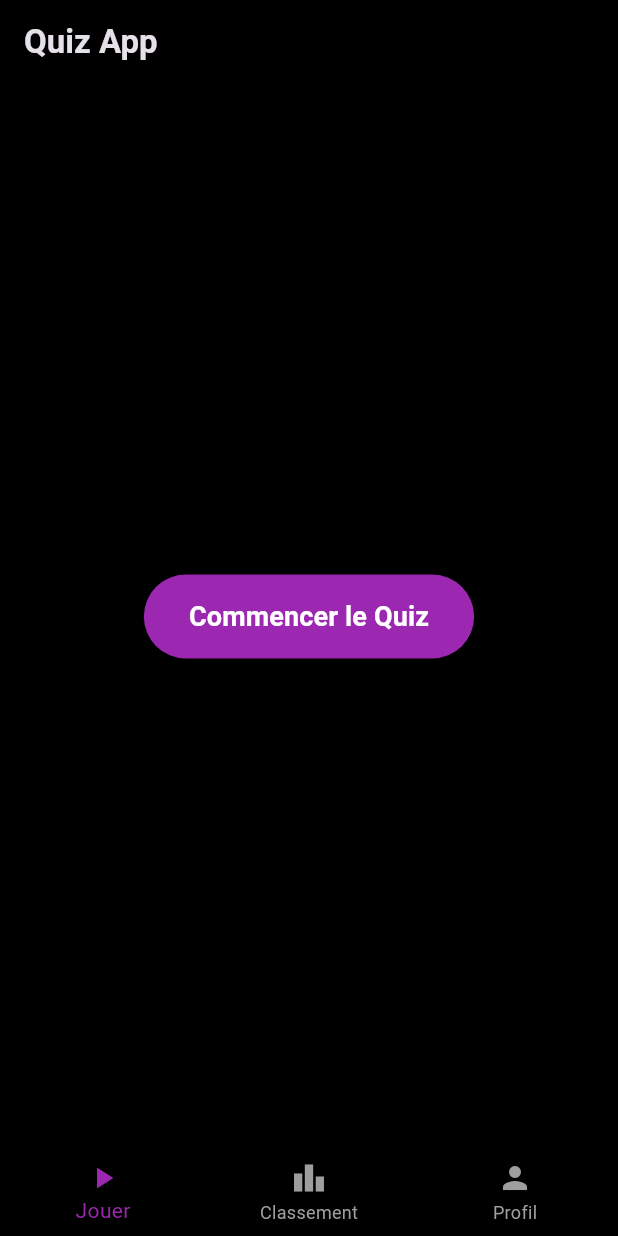
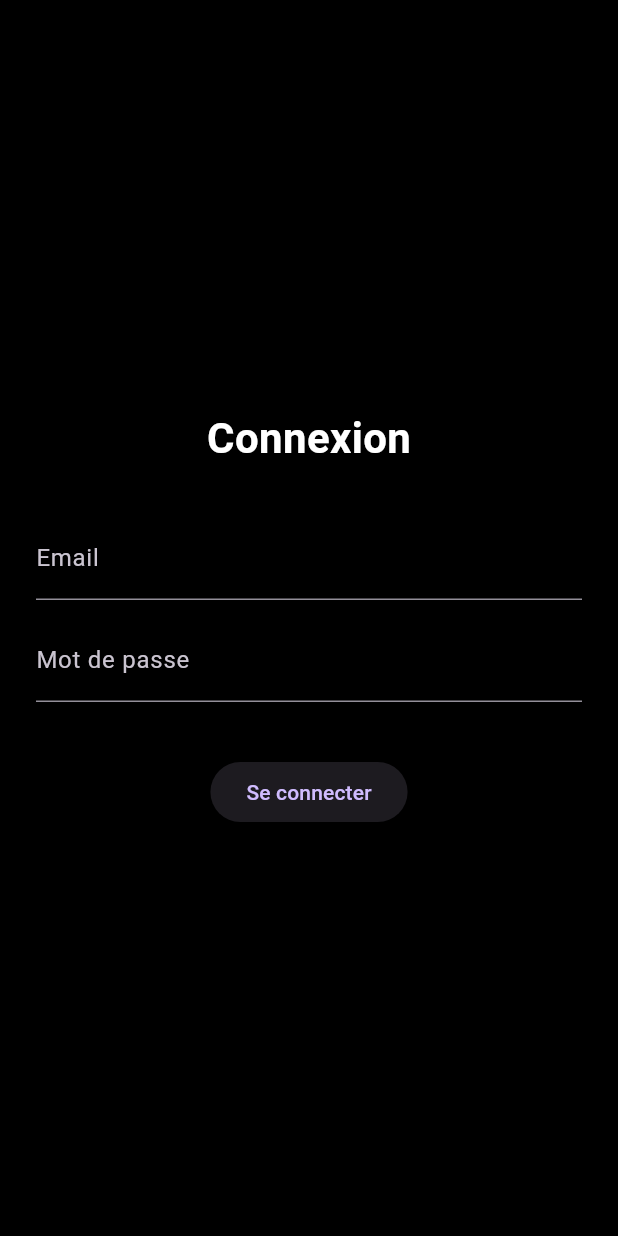
Before and after one commit to MachQuatre/Supa_Quiz, a Flutter app: the screen it shows after launch, on a phone screen of 412 x 824 dp. Run offline on Flutter 3.47's test engine with Material 3 defaults, Android fonts, the phone set to English and light mode, and no system bars; our stand-ins replace file_picker, fl_chart, shared_preferences.

Commit message:
[IMP] Première connexion du front vers back

```diff
--- /dev/null
+++ b/frontend/flutter/supa_quizz_app/lib/features/auth/screens/login_screen.dart
@@ -0,0 +1,78 @@
+import 'package:flutter/material.dart';
+import 'package:shared_preferences/shared_preferences.dart';
+import '../../../core/services/api_service.dart';
+import '../../home/screens/home_screen.dart';
+
+class LoginScreen extends StatefulWidget {
+  @override
+  _LoginScreenState createState() => _LoginScreenState();
+}
+
+class _LoginScreenState extends State<LoginScreen> {
+  final emailController = TextEditingController();
+  final passwordController = TextEditingController();
+  String? errorMessage;
+
+  Future<void> login() async {
+    final email = emailController.text.trim();
+    final password = passwordController.text;
+
+    try {
+      final response = await ApiService.post("/auth/login", {
+        "email": email,
+        "password": password,
+      });
+
+      final token = response["token"];
+      final prefs = await SharedPreferences.getInstance();
+      await prefs.setString("token", token);
+
+      Navigator.pushReplacement(
+        context,
+        MaterialPageRoute(builder: (_) => HomeScreen()),
+      );
+    } catch (e) {
+      setState(() {
+        errorMessage = e.toString();
+      });
+    }
+  }
+
+  @override
+  Widget build(BuildContext context) {
+    return Scaffold(
+      backgroundColor: Colors.black,
+      body: Padding(
+        padding: const EdgeInsets.symmetric(horizontal: 24.0),
+        child: Center(
+          child: Column(
+            mainAxisAlignment: MainAxisAlignment.center,
+            children: [
+              Text("Connexion",
+                  style: TextStyle(fontSize: 28, fontWeight: FontWeight.bold)),
+              SizedBox(height: 32),
+              TextField(
+                controller: emailController,
+                decoration: InputDecoration(labelText: "Email"),
+              ),
+              SizedBox(height: 12),
+              TextField(
+                controller: passwordController,
+                obscureText: true,
+                decoration: InputDecoration(labelText: "Mot de passe"),
+              ),
+              SizedBox(height: 24),
+              if (errorMessage != null)
+                Text(errorMessage!, style: TextStyle(color: Colors.red)),
+              SizedBox(height: 12),
+              ElevatedButton(
+                onPressed: login,
+                child: Text("Se connecter"),
+              )
+            ],
+          ),
+        ),
+      ),
+    );
+  }
+}
--- a/frontend/flutter/supa_quizz_app/lib/main.dart
+++ b/frontend/flutter/supa_quizz_app/lib/main.dart
@@ -1,26 +1,54 @@
 import 'package:flutter/material.dart';
+import 'package:shared_preferences/shared_preferences.dart';
 import 'routes/app_routes.dart';
+import 'features/home/screens/home_screen.dart';
+import 'features/auth/screens/login_screen.dart'; // à créer si pas encore
 
 void main() {
   runApp(MyApp());
 }
 
 class MyApp extends StatelessWidget {
+  Future<bool> isLoggedIn() async {
+    final prefs = await SharedPreferences.getInstance();
+    return prefs.getString('token') != null;
+  }
+
   @override
   Widget build(BuildContext context) {
+    return FutureBuilder<bool>(
+      future: isLoggedIn(),
+      builder: (context, snapshot) {
+        if (!snapshot.hasData) {
+          // Chargement en cours
+          return MaterialApp(
+            home: Scaffold(
+              backgroundColor: Colors.black,
+              body: Center(
+                child: CircularProgressIndicator(color: Colors.purple),
+              ),
+            ),
+          );
+        }
+
+        final isAuth = snapshot.data!;
         return MaterialApp(
           debugShowCheckedModeBanner: false,
           title: 'Supa Quizz',
           theme: ThemeData.dark().copyWith(
-        scaffoldBackgroundColor: Colors.black, // Fond noir
+            scaffoldBackgroundColor: Colors.black,
             primaryColor: Colors.purple,
-        textTheme: TextTheme(
-          bodyMedium: TextStyle(
-              color: Colors.white), // Texte en blanc pour la lisibilité
+            textTheme: const TextTheme(
+              bodyMedium: TextStyle(color: Colors.white),
             ),
           ),
-      initialRoute: '/',
+          // ❌ Supprime cette ligne
+          // initialRoute: '/',
+
           routes: AppRoutes.getRoutes(),
+          home: isAuth ? HomeScreen() : LoginScreen(), // ✅ ça suffit ici
+        );
+      },
     );
   }
 }
--- a/frontend/flutter/supa_quizz_app/lib/routes/app_routes.dart
+++ b/frontend/flutter/supa_quizz_app/lib/routes/app_routes.dart
@@ -1,12 +1,19 @@
 import 'package:flutter/material.dart';
+
 import '../features/home/screens/home_screen.dart';
+import '../features/profile/screens/profile_screen.dart';
 import '../features/quiz/screens/quiz_screen.dart';
+import '../features/leaderboard/screens/leaderboard_screen.dart';
+import '../features/auth/screens/login_screen.dart'; // <-- Ajouté ici
 
 class AppRoutes {
   static Map<String, WidgetBuilder> getRoutes() {
     return {
-      '/': (context) => HomeScreen(),
+      //'/': (context) => LoginScreen(), // Route par défaut
+      '/home': (context) => HomeScreen(),
       '/quiz': (context) => QuizScreen(),
+      '/profile': (context) => ProfileScreen(),
+      '/leaderboard': (context) => LeaderboardScreen(),
     };
   }
 }
```
Also changed, not shown: frontend/flutter/supa_quizz_app/lib/core/services/api_service.dart (+49 -0 lines), frontend/flutter/supa_quizz_app/lib/core/services/auth_service.dart (added, +91 -0 lines), frontend/flutter/supa_quizz_app/lib/features/profile/screens/profile_screen.dart (+86 -129 lines), frontend/flutter/supa_quizz_app/pubspec.lock, 8 other files. Lines whose indentation alone changed are shown as unchanged.
